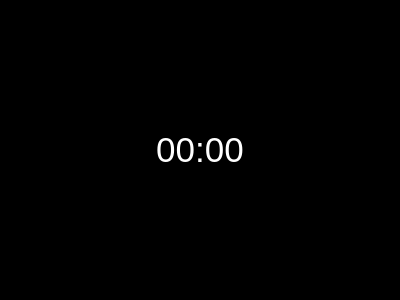
The window that blackdialog.ui (im-red/take-a-break) describes before a commit, drawn with Qt 5.
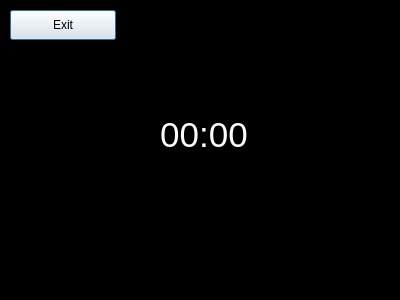
The same window after the commit.

Commit message: show left time on window

```diff
--- a/blackdialog.ui
+++ b/blackdialog.ui
@@ -77,9 +77,15 @@
   <property name="windowTitle">
    <string>Dialog</string>
   </property>
-  <layout class="QVBoxLayout" name="verticalLayout">
-   <item>
     <widget class="QLabel" name="timeLabel">
+   <property name="geometry">
+    <rect>
+     <x>150</x>
+     <y>110</y>
+     <width>108</width>
+     <height>49</height>
+    </rect>
+   </property>
      <property name="palette">
       <palette>
        <active>
@@ -130,8 +136,59 @@
       <set>Qt::AlignCenter</set>
      </property>
     </widget>
-   </item>
-  </layout>
+  <widget class="QPushButton" name="exitButton">
+   <property name="geometry">
+    <rect>
+     <x>10</x>
+     <y>10</y>
+     <width>106</width>
+     <height>30</height>
+    </rect>
+   </property>
+   <property name="palette">
+    <palette>
+     <active>
+      <colorrole role="Button">
+       <brush brushstyle="SolidPattern">
+        <color alpha="255">
+         <red>255</red>
+         <green>255</green>
+         <blue>255</blue>
+        </color>
+       </brush>
+      </colorrole>
+     </active>
+     <inactive>
+      <colorrole role="Button">
+       <brush brushstyle="SolidPattern">
+        <color alpha="255">
+         <red>239</red>
+         <green>239</green>
+         <blue>239</blue>
+        </color>
+       </brush>
+      </colorrole>
+     </inactive>
+     <disabled>
+      <colorrole role="Button">
+       <brush brushstyle="SolidPattern">
+        <color alpha="255">
+         <red>239</red>
+         <green>239</green>
+         <blue>239</blue>
+        </color>
+       </brush>
+      </colorrole>
+     </disabled>
+    </palette>
+   </property>
+   <property name="text">
+    <string>Exit</string>
+   </property>
+   <property name="flat">
+    <bool>false</bool>
+   </property>
+  </widget>
  </widget>
  <resources/>
  <connections/>
```
Lines whose indentation alone changed are shown as unchanged. The commit also changes 5 other files.
